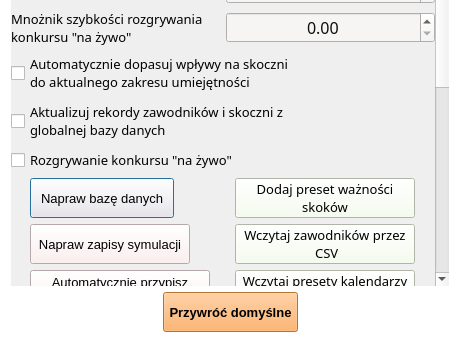
Before: the Qt Designer form source/UI/AppSettings/AppSettingsWindow.ui in KonradKrol/sj-sim, drawn with Qt 5; both pictures show x 0 to 460 and y 257 to 600 of the 460 by 600 pixel window.
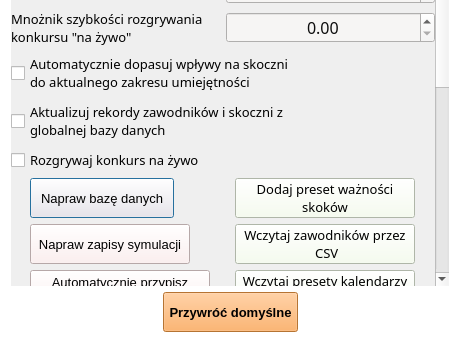
After: the same form once the commit is applied.

Commit message: refactor(copy): use direct action labels for 22 checkbox options

The edit to the form file:
```diff
--- a/source/UI/AppSettings/AppSettingsWindow.ui
+++ b/source/UI/AppSettings/AppSettingsWindow.ui
@@ -461,7 +461,7 @@
         <string notr="true">color: black;</string>
        </property>
        <property name="text">
-        <string>Rozgrywanie konkursu &quot;na żywo&quot;</string>
+        <string>Rozgrywaj konkurs na żywo</string>
        </property>
       </widget>
      </item>
```
The commit also changes 4 other files.
